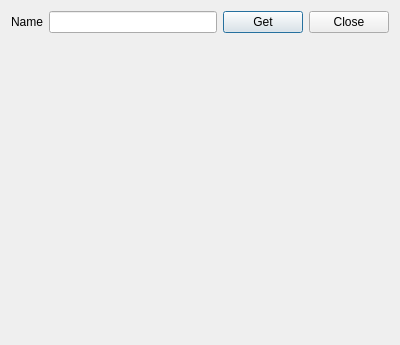
This is src/ExperimentDialog.ui in soramimi/Guitar as Qt 5 draws it before an edit. The edited form follows.
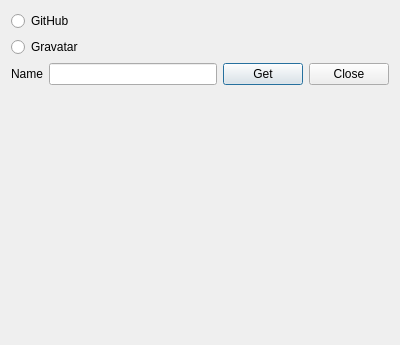
This is the edited form.

Commit message: Gravatarからアイコンを取得するテスト

```diff
--- a/src/ExperimentDialog.ui
+++ b/src/ExperimentDialog.ui
@@ -14,6 +14,20 @@
    <string>Dialog</string>
   </property>
   <layout class="QVBoxLayout" name="verticalLayout">
+   <item>
+    <widget class="QRadioButton" name="radioButton_github">
+     <property name="text">
+      <string>GitHub</string>
+     </property>
+    </widget>
+   </item>
+   <item>
+    <widget class="QRadioButton" name="radioButton_gravatar">
+     <property name="text">
+      <string>Gravatar</string>
+     </property>
+    </widget>
+   </item>
    <item>
     <layout class="QHBoxLayout" name="horizontalLayout">
      <item>
```
The commit also changes 2 other files.
